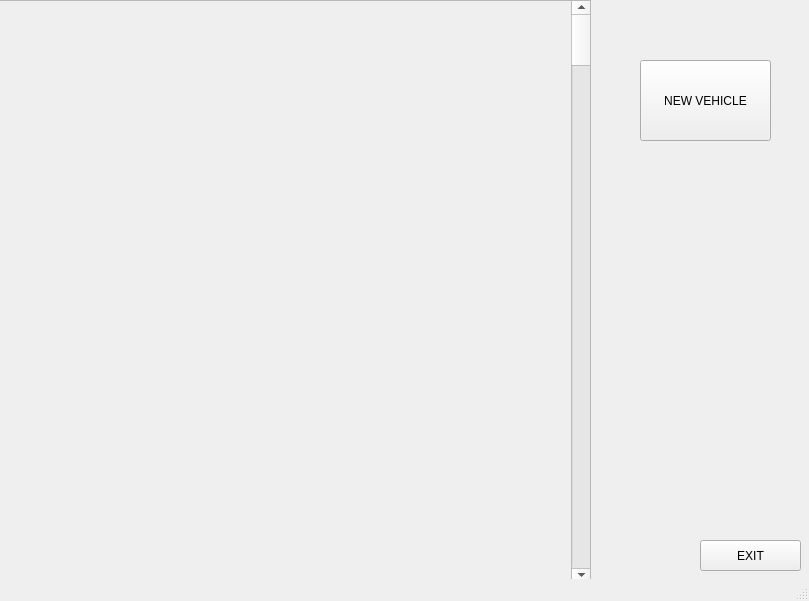
Above: mainwindow.ui from Ptts2/AC-02 before the change. Below: the same form after it.
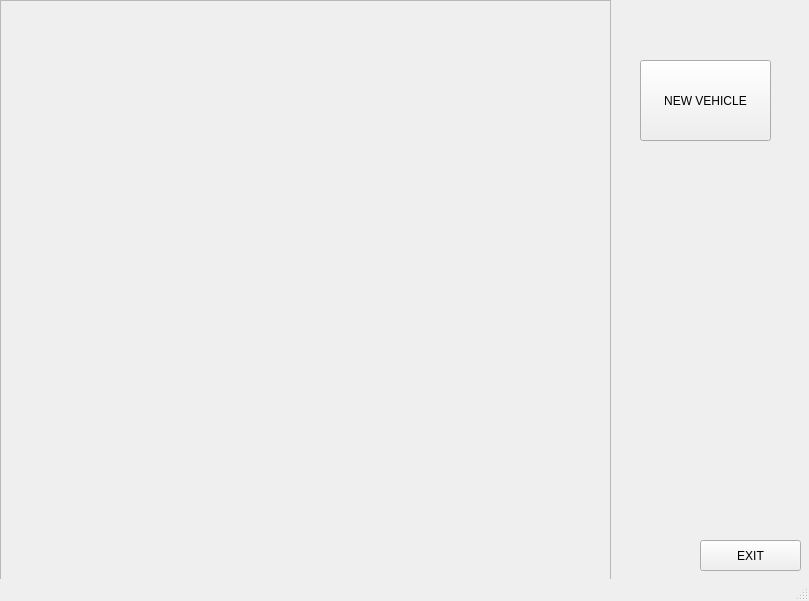
That is the form after the change.

```diff
--- a/mainwindow.ui
+++ b/mainwindow.ui
@@ -23,9 +23,9 @@
    <widget class="QScrollArea" name="scrollArea">
     <property name="geometry">
      <rect>
-      <x>-10</x>
+      <x>0</x>
       <y>0</y>
-      <width>601</width>
+      <width>611</width>
       <height>581</height>
      </rect>
     </property>
@@ -37,23 +37,10 @@
       <rect>
        <x>0</x>
        <y>0</y>
-       <width>599</width>
+       <width>609</width>
        <height>579</height>
       </rect>
      </property>
-     <widget class="QScrollBar" name="verticalScrollBar">
-      <property name="geometry">
-       <rect>
-        <x>580</x>
-        <y>0</y>
-        <width>21</width>
-        <height>581</height>
-       </rect>
-      </property>
-      <property name="orientation">
-       <enum>Qt::Vertical</enum>
-      </property>
-     </widget>
     </widget>
    </widget>
    <widget class="QPushButton" name="pushButton">
```
Left out of the diff: 4 changed lines with no effect on the pictures.
